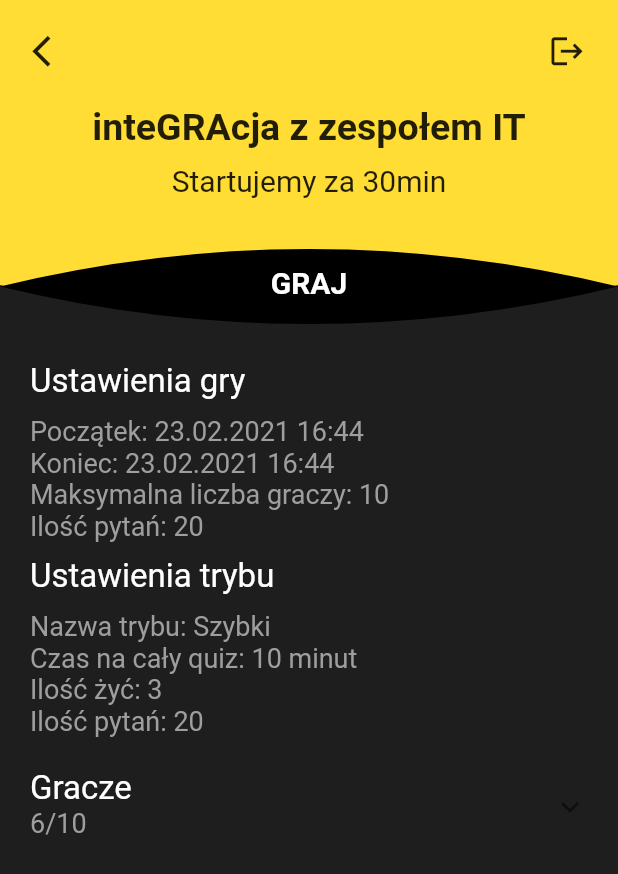
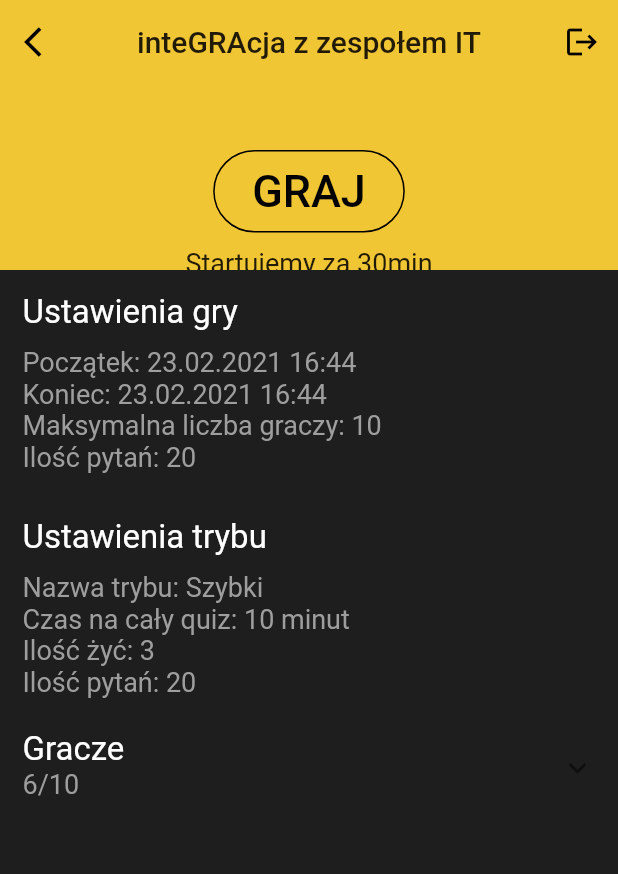
Before and after one commit to MattAszyk/Integracja.Mobile, a Flutter app: the GameDetails screen opened directly, on a phone screen of 412 x 824 dp. Shown: the top 874 px of the screen. Run offline on Flutter 3.47's test engine with Material 2 defaults, Android fonts, the phone set to English and light mode, and no system bars; our stand-ins replace bloc, equatable, flutter_bloc, flutter_secure_storage, settings_ui; missing offline and left inert: qr_code_scanner; accounts and stored records are empty.

Commit message:
Game details screen edit, app bar

```diff
--- a/integracja/lib/main.dart
+++ b/integracja/lib/main.dart
@@ -3,6 +3,7 @@ import 'package:flutter_bloc/flutter_bloc.dart';
 import 'package:integracja/pages/home_page/home_page.dart';
 import 'package:integracja/pages/login/login_page.dart';
 import 'package:integracja/services/authentication_service.dart';
+import 'package:integracja/utils/constrains.dart';
 import 'blocs/authentication/authentication_bloc.dart';
 
 void main() {
@@ -28,7 +29,7 @@ class MyApp extends StatelessWidget {
   Widget build(BuildContext context) {
     return MaterialApp(
       title: 'inteGRAcja',
-      theme: ThemeData(),
+      theme: customTheme(),
       debugShowCheckedModeBanner: false,
       // BlocBuilder will listen to changes in AuthenticationState
       // and build an appropriate widget based on the state.
@@ -47,3 +48,10 @@ class MyApp extends StatelessWidget {
     );
   }
 }
+
+ThemeData customTheme() {
+  return ThemeData(
+    brightness: Brightness.light,
+    primaryColor: primaryColor,
+  );
+}
--- a/integracja/lib/pages/game_details/game_details.dart
+++ b/integracja/lib/pages/game_details/game_details.dart
@@ -1,6 +1,7 @@
 import 'package:flutter/material.dart';
 import 'package:integracja/models/game.dart';
 import 'package:flutter/rendering.dart';
+import 'package:integracja/utils/constrains.dart';
 
 class BackgroundShape extends CustomClipper<Path> {
   @override
@@ -49,98 +50,82 @@ class GameDetails extends StatelessWidget {
 
   @override
   Widget build(BuildContext context) {
-    return SafeArea(
-      child: Scaffold(
+    return Scaffold(
       backgroundColor: Color.fromARGB(255, 30, 30, 30),
-        body: Column(
-          children: [
-            Stack(
-              children: [
-                ClipPath(
-                  clipper: BackgroundShape(),
-                  child: Container(
-                    height: 240,
-                    color: Color.fromARGB(255, 255, 221, 52),
-                  ),
-                ),
-                GestureDetector(
-                  child: ClipPath(
-                    clipper: ButtonShape(),
-                    child: Container(
-                      height: 241,
+      body: CustomScrollView(
+        slivers: <Widget>[
+          SliverAppBar(
+            leading: IconButton(
+              icon: Icon(
+                Icons.arrow_back_ios,
                 color: Colors.black,
               ),
+              onPressed: () => Navigator.of(context).pop(),
             ),
-                  onTap: () => Navigator.of(context).pop(),
-                ),
-                Positioned(
-                  top: 10,
-                  left: 10,
-                  child: IconButton(
-                      icon: Icon(
-                        Icons.arrow_back_ios,
-                        size: 25,
-                      ),
-                      onPressed: () {
-                        Navigator.pop(context);
-                      }),
-                ),
-                Positioned(
-                  top: 10,
-                  right: 10,
-                  child: IconButton(
+            actions: [
+              IconButton(
                 icon: Icon(
                   Icons.logout,
-                        size: 25,
+                  color: Colors.black,
                 ),
-                      onPressed: () {
-                        Navigator.pop(context);
-                      }),
+                onPressed: () => Navigator.of(context).pop(),
               ),
-                Container(
+            ],
+            centerTitle: true,
+            floating: true,
+            pinned: true,
+            expandedHeight: 180,
+            title: Text('inteGRAcja z zespołem IT'),
+            flexibleSpace: FlexibleSpaceBar(
+              collapseMode: CollapseMode.parallax,
+              background: Container(
+                child: Container(
                   margin: EdgeInsets.only(
-                    top: 70,
+                    top: 100,
                   ),
                   child: Center(
                     child: Column(
                       children: [
-                        Text(
-                          "inteGRAcja z zespołem IT",
+                        OutlineButton(
+                            color: Colors.red,
+                            onPressed: () => Navigator.of(context).pop(),
+                            child: Padding(
+                              padding: const EdgeInsets.all(10),
+                              child: Text(
+                                'GRAJ',
                                 style: TextStyle(
-                            fontSize: 25,
-                            fontWeight: FontWeight.bold,
+                                  color: Colors.black,
+                                  fontSize: 30,
                                 ),
                               ),
+                            ),
+                            borderSide: BorderSide(
+                              color: Colors.black, //Color of the border
+                              style: BorderStyle.solid, //Style of the border
+                              width: 1, //width of the border
+                            ),
+                            shape: new RoundedRectangleBorder(
+                                borderRadius: new BorderRadius.circular(30.0))),
                         SizedBox(
                           height: 10,
                         ),
                         Text(
                           "Startujemy za 30min",
                           style: TextStyle(
-                            fontSize: 20,
-                          ),
-                        ),
-                        SizedBox(
-                          height: 45,
-                        ),
-                        Text(
-                          "GRAJ",
-                          style: TextStyle(
-                            fontSize: 20,
-                            fontWeight: FontWeight.bold,
-                            color: Colors.white,
+                            fontSize: 18,
                           ),
                         ),
                       ],
                     ),
                   ),
                 ),
-              ],
               ),
-            Expanded(
-              child: SingleChildScrollView(
+            ),
+          ),
+          SliverFillRemaining(
+            hasScrollBody: false,
             child: Padding(
-                  padding: const EdgeInsets.only(left: 20, right: 20),
+              padding: const EdgeInsets.all(15.0),
               child: Column(
                 crossAxisAlignment: CrossAxisAlignment.start,
                 children: [
@@ -180,7 +165,7 @@ class GameDetails extends StatelessWidget {
                       color: Colors.grey,
                     ),
                   ),
-                      SizedBox(height: 10),
+                  SizedBox(height: 30),
                   Text(
                     "Ustawienia trybu",
                     style: TextStyle(
@@ -292,9 +277,7 @@ class GameDetails extends StatelessWidget {
               ),
             ),
           ),
-            ),
         ],
-        ),
       ),
     );
   }
--- a/integracja/lib/pages/home_page/home_page.dart
+++ b/integracja/lib/pages/home_page/home_page.dart
@@ -3,6 +3,7 @@ import 'package:flutter_bloc/flutter_bloc.dart';
 import 'package:integracja/blocs/authentication/authentication_bloc.dart';
 import 'package:integracja/models/authentication/user.dart';
 import 'package:integracja/pages/qr_scan/qr_scan.dart';
+import 'package:integracja/utils/constrains.dart';
 import 'active_games.dart';
 import 'bottom_nav_bar.dart';
 
@@ -17,6 +18,15 @@ class HomePage extends StatelessWidget {
 
     return Scaffold(
       backgroundColor: Color.fromARGB(255, 30, 30, 30),
+      appBar: AppBar(
+        centerTitle: true,
+        title: const Text(
+          'Moje gry',
+          style: TextStyle(
+            color: Colors.black,
+          ),
+        ),
+      ),
       body: SafeArea(
         minimum: const EdgeInsets.all(16),
         child: Center(
@@ -46,7 +56,7 @@ class HomePage extends StatelessWidget {
       ),
       bottomNavigationBar: BottomNavBar(),
       floatingActionButton: FloatingActionButton(
-          backgroundColor: Color.fromARGB(255, 255, 221, 52),
+          backgroundColor: primaryColor,
           child: Icon(
             Icons.play_arrow,
             size: 35,
--- a/integracja/lib/pages/qr_scan/qr_scan.dart
+++ b/integracja/lib/pages/qr_scan/qr_scan.dart
@@ -2,6 +2,7 @@ import 'dart:io';
 import 'package:flutter/foundation.dart';
 import 'package:flutter/material.dart';
 import 'package:integracja/pages/game_details/game_details.dart';
+import 'package:integracja/utils/constrains.dart';
 import 'package:qr_code_scanner/qr_code_scanner.dart';
 
 class QRScan extends StatefulWidget {
@@ -34,8 +35,9 @@ class _QRScabState extends State<QRScan> {
   @override
   Widget build(BuildContext context) {
     return Scaffold(
+      backgroundColor: Color.fromARGB(255, 30, 30, 30),
       appBar: AppBar(
-        backgroundColor: Color.fromARGB(255, 255, 221, 52),
+        backgroundColor: primaryColor,
         leading: IconButton(
           icon: Icon(
             Icons.arrow_back_ios,
--- a/integracja/lib/pages/settings/settings.dart
+++ b/integracja/lib/pages/settings/settings.dart
@@ -1,12 +1,13 @@
 import 'package:flutter/material.dart';
+import 'package:integracja/utils/constrains.dart';
 import 'package:settings_ui/settings_ui.dart';
 
 class Settings extends StatelessWidget {
   @override
   Widget build(BuildContext context) {
     return Scaffold(
+      backgroundColor: Color.fromARGB(255, 30, 30, 30),
       appBar: AppBar(
-        backgroundColor: Color.fromARGB(255, 255, 221, 52),
         leading: IconButton(
           icon: Icon(
             Icons.arrow_back_ios,
@@ -29,7 +30,7 @@ class Settings extends StatelessWidget {
           SettingsSection(
             title: 'Główne',
             titleTextStyle: TextStyle(
-              color: Color.fromARGB(255, 255, 221, 52),
+              color: primaryColor,
             ),
             tiles: [
               SettingsTile(
@@ -63,7 +64,7 @@ class Settings extends StatelessWidget {
           SettingsSection(
             title: 'Konto',
             titleTextStyle: TextStyle(
-              color: Color.fromARGB(255, 255, 221, 52),
+              color: primaryColor,
             ),
             tiles: [
               SettingsTile(
```
Lines whose indentation alone changed are shown as unchanged.
